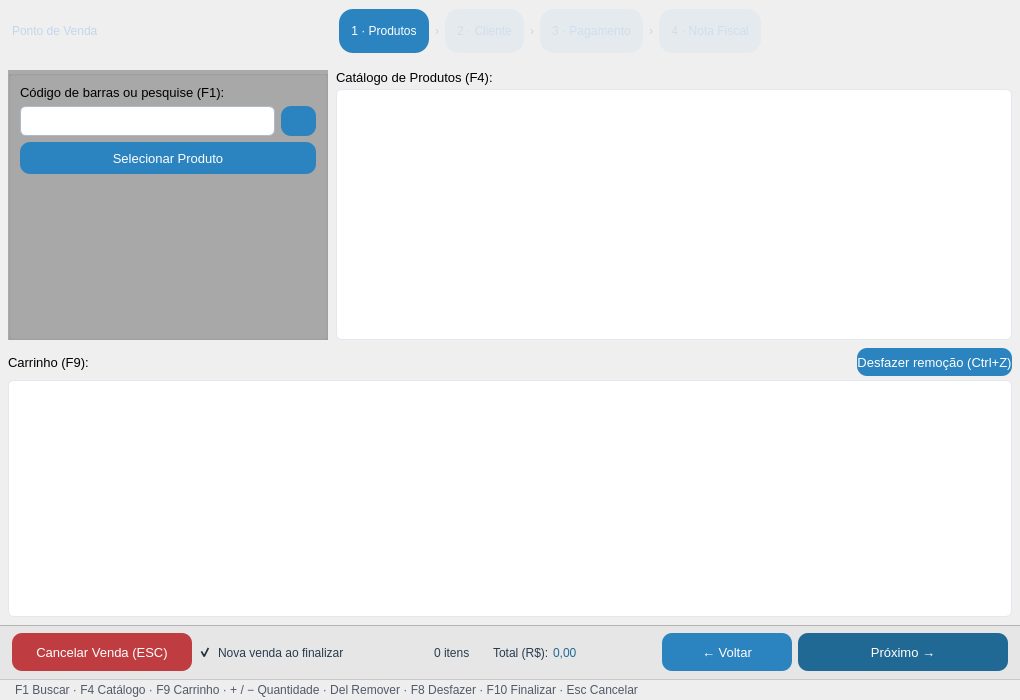
rayansl0302/QEstoqueLoja, file src/venda.ui: the form before one commit.
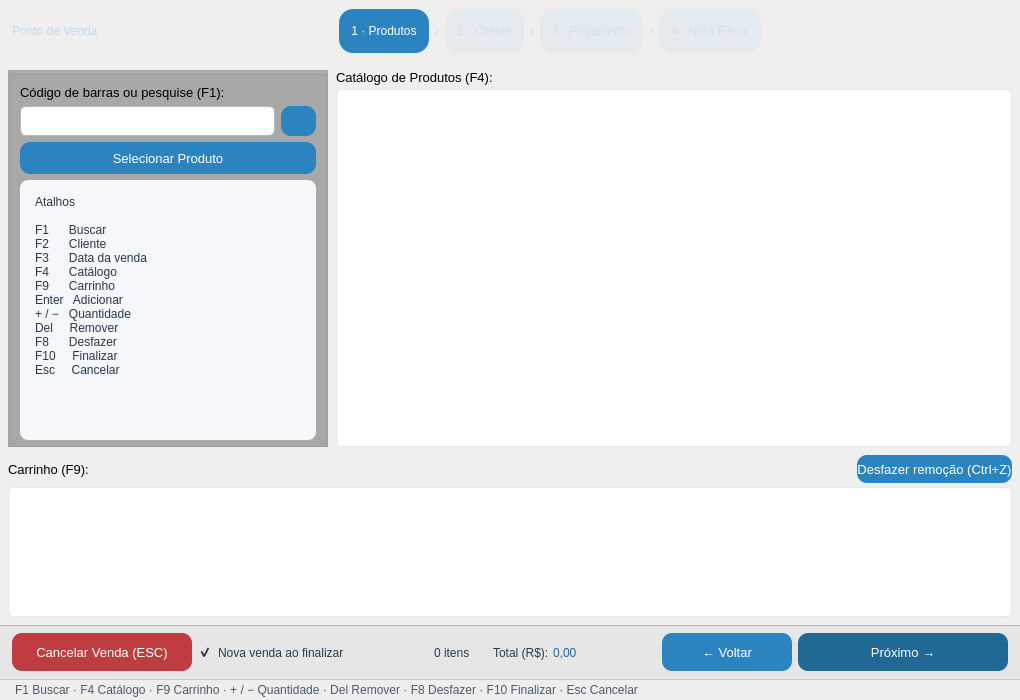
The form after the commit. The open tabs and pages were chosen to show the change. Icons and pictures are not drawn. Custom widgets are drawn as their Qt base class.

Commit message: PDV mostra atalhos, confirma a venda e permite reimprimir a nota do cliente.

The edit to the form file:
```diff
--- a/src/venda.ui
+++ b/src/venda.ui
@@ -389,17 +389,44 @@
              </widget>
             </item>
             <item>
-             <spacer>
-              <property name="orientation">
-               <enum>Qt::Orientation::Vertical</enum>
+             <widget class="QLabel" name="Lbl_PainelAtalhos">
+              <property name="sizePolicy">
+               <sizepolicy hsizetype="Expanding" vsizetype="Expanding">
+                <horstretch>0</horstretch>
+                <verstretch>1</verstretch>
+               </sizepolicy>
               </property>
-              <property name="sizeHint" stdset="0">
-               <size>
-                <width>20</width>
-                <height>40</height>
-               </size>
+               <property name="minimumSize">
+                <size>
+                 <width>0</width>
+                 <height>260</height>
+                </size>
+               </property>
+              <property name="styleSheet">
+               <string notr="true">background-color: rgb(245,247,250); color: rgb(40,55,75); border-radius: 8px; padding: 12px; font: 10pt &quot;Segoe UI&quot;;</string>
               </property>
-             </spacer>
+              <property name="text">
+               <string>Atalhos
+
+F1      Buscar
+F2      Cliente
+F3      Data da venda
+F4      Catálogo
+F9      Carrinho
+Enter   Adicionar
++ / −   Quantidade
+Del     Remover
+F8      Desfazer
+F10     Finalizar
+Esc     Cancelar</string>
+              </property>
+              <property name="alignment">
+               <set>Qt::AlignmentFlag::AlignLeading|Qt::AlignmentFlag::AlignTop</set>
+              </property>
+              <property name="wordWrap">
+               <bool>true</bool>
+              </property>
+             </widget>
             </item>
            </layout>
           </widget>
```
Left out of the diff: 12 changed lines with no effect on the pictures. The commit also changes 9 other files.
